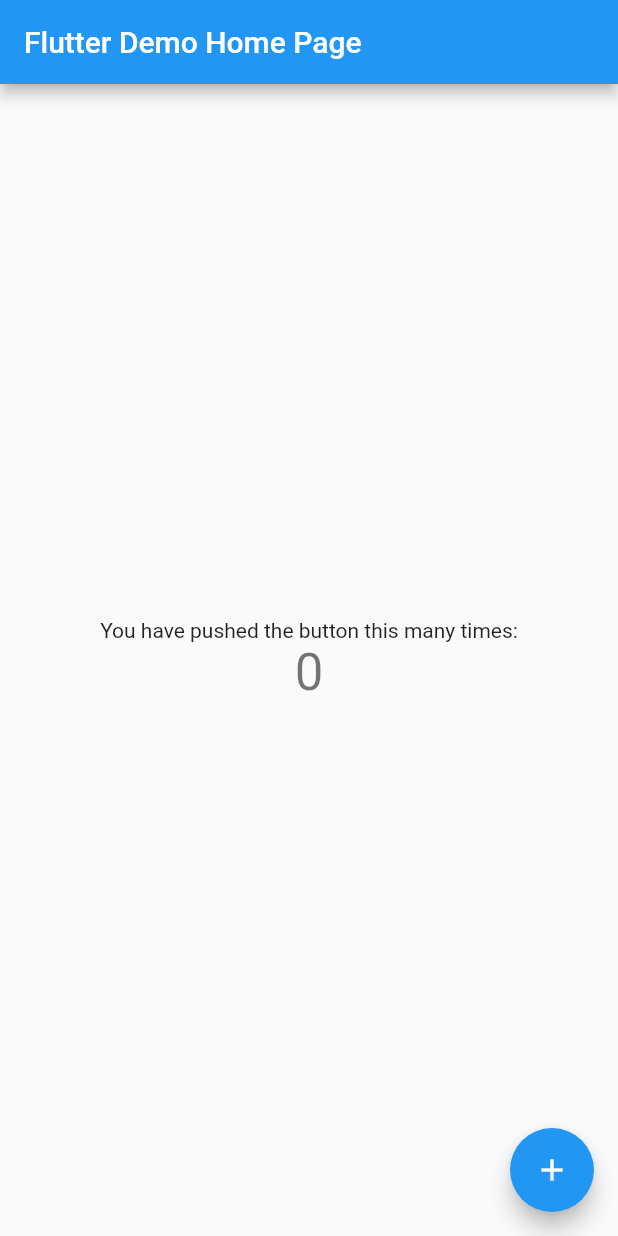
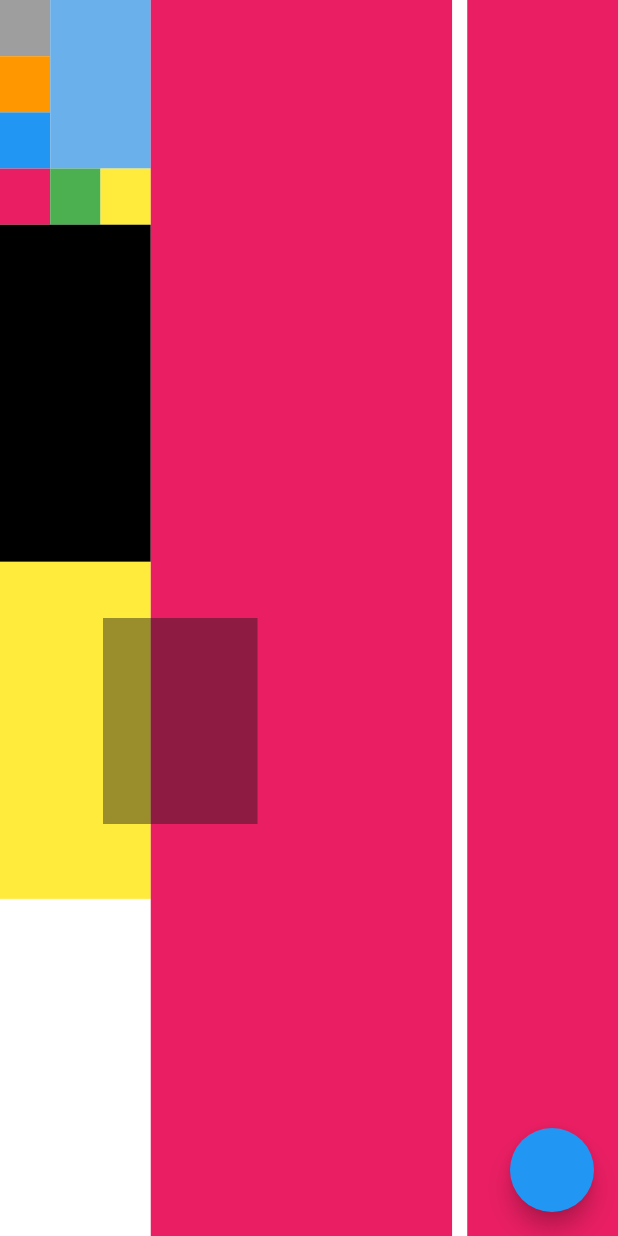
Before and after one commit to Davidnghbui/200labchallenges, a Flutter app: the screen it shows after launch, on a phone screen of 412 x 824 dp. Run offline on Flutter 3.47's test engine with Material 2 defaults, Android fonts, the phone set to English and light mode, and no system bars.

Commit message:
'day 01 layout challenge'

```diff
--- a/flutter_challenges/lib/main.dart
+++ b/flutter_challenges/lib/main.dart
@@ -24,92 +24,118 @@ class MyApp extends StatelessWidget {
         // is not restarted.
         primarySwatch: Colors.blue,
       ),
-      home: const MyHomePage(title: 'Flutter Demo Home Page'),
+      home: const MyHomePage(),
     );
   }
 }
 
-class MyHomePage extends StatefulWidget {
-  const MyHomePage({Key? key, required this.title}) : super(key: key);
-
-  // This widget is the home page of your application. It is stateful, meaning
-  // that it has a State object (defined below) that contains fields that affect
-  // how it looks.
-
-  // This class is the configuration for the state. It holds the values (in this
-  // case the title) provided by the parent (in this case the App widget) and
-  // used by the build method of the State. Fields in a Widget subclass are
-  // always marked "final".
-
-  final String title;
-
-  @override
-  State<MyHomePage> createState() => _MyHomePageState();
-}
-
-class _MyHomePageState extends State<MyHomePage> {
-  int _counter = 0;
-
-  void _incrementCounter() {
-    setState(() {
-      // This call to setState tells the Flutter framework that something has
-      // changed in this State, which causes it to rerun the build method below
-      // so that the display can reflect the updated values. If we changed
-      // _counter without calling setState(), then the build method would not be
-      // called again, and so nothing would appear to happen.
-      _counter++;
-    });
-  }
-
+class MyHomePage extends StatelessWidget {
+  const MyHomePage({Key? key}) : super(key: key);
   @override
   Widget build(BuildContext context) {
-    // This method is rerun every time setState is called, for instance as done
-    // by the _incrementCounter method above.
-    //
-    // The Flutter framework has been optimized to make rerunning build methods
-    // fast, so that you can just rebuild anything that needs updating rather
-    // than having to individually change instances of widgets.
     return Scaffold(
-      appBar: AppBar(
-        // Here we take the value from the MyHomePage object that was created by
-        // the App.build method, and use it to set our appbar title.
-        title: Text(widget.title),
-      ),
-      body: Center(
-        // Center is a layout widget. It takes a single child and positions it
-        // in the middle of the parent.
-        child: Column(
-          // Column is also a layout widget. It takes a list of children and
-          // arranges them vertically. By default, it sizes itself to fit its
-          // children horizontally, and tries to be as tall as its parent.
-          //
-          // Invoke "debug painting" (press "p" in the console, choose the
-          // "Toggle Debug Paint" action from the Flutter Inspector in Android
-          // Studio, or the "Toggle Debug Paint" command in Visual Studio Code)
-          // to see the wireframe for each widget.
-          //
-          // Column has various properties to control how it sizes itself and
-          // how it positions its children. Here we use mainAxisAlignment to
-          // center the children vertically; the main axis here is the vertical
-          // axis because Columns are vertical (the cross axis would be
-          // horizontal).
-          mainAxisAlignment: MainAxisAlignment.center,
-          children: <Widget>[
-            const Text(
-              'You have pushed the button this many times:',
+      body: LayoutBuilder(
+        builder: (context, constraints) => Stack(children: [
+          Row(children: [
+            Expanded(
+                flex: 1,
+                child: Column(
+                  children: [
+                    Expanded(
+                        flex: 2,
+                        child: Row(
+                          children: [
+                            Expanded(
+                              flex: 1,
+                              child: Column(
+                                children: [
+                                  Expanded(
+                                      flex: 1,
+                                      child: Container(color: Colors.grey)),
+                                  Expanded(
+                                      flex: 1,
+                                      child: Container(color: Colors.orange)),
+                                  Expanded(
+                                      flex: 1,
+                                      child: Container(color: Colors.blue)),
+                                  Expanded(
+                                      flex: 1,
+                                      child: Container(color: Colors.pink)),
+                                ],
+                              ),
+                            ),
+                            Expanded(
+                              flex: 2,
+                              child: Column(
+                                children: [
+                                  Expanded(
+                                      flex: 3,
+                                      child: Container(
+                                          color: const Color.fromARGB(
+                                              255, 106, 177, 235))),
+                                  Expanded(
+                                    flex: 1,
+                                    child: Row(
+                                      children: [
+                                        Expanded(
+                                            child:
+                                                Container(color: Colors.green)),
+                                        Expanded(
+                                            child:
+                                                Container(color: Colors.yellow))
+                                      ],
+                                    ),
+                                  )
+                                ],
+                              ),
+                            )
+                          ],
+                        )),
+                    Expanded(
+                        flex: 3,
+                        child: Container(
+                          color: Colors.black,
+                        )),
+                    Expanded(
+                        flex: 3,
+                        child: Container(
+                          color: Colors.yellow,
+                        )),
+                    Expanded(
+                        flex: 3,
+                        child: Container(
+                          color: Colors.white,
+                        ))
+                  ],
+                )),
+            Expanded(
+                flex: 2,
+                child: Container(
+                  color: Colors.pink,
+                )),
+            Container(
+              width: 10,
+              color: Colors.white,
             ),
-            Text(
-              '$_counter',
-              style: Theme.of(context).textTheme.headline4,
-            ),
-          ],
-        ),
+            Expanded(
+                flex: 1,
+                child: Container(
+                  color: Colors.pink,
+                )),
+          ]),
+          Positioned(
+            bottom: constraints.maxHeight / 3,
+            left: constraints.maxWidth / 6,
+            child: Container(
+                width: constraints.maxWidth / 4,
+                height: constraints.maxHeight / 6,
+                color: const Color.fromARGB(112, 24, 24, 24)),
+          )
+        ]),
       ),
       floatingActionButton: FloatingActionButton(
-        onPressed: _incrementCounter,
-        tooltip: 'Increment',
-        child: const Icon(Icons.add),
-      ), // This trailing comma makes auto-formatting nicer for build methods.
+        onPressed: () {},
+      ),
     );
   }
 }
```
